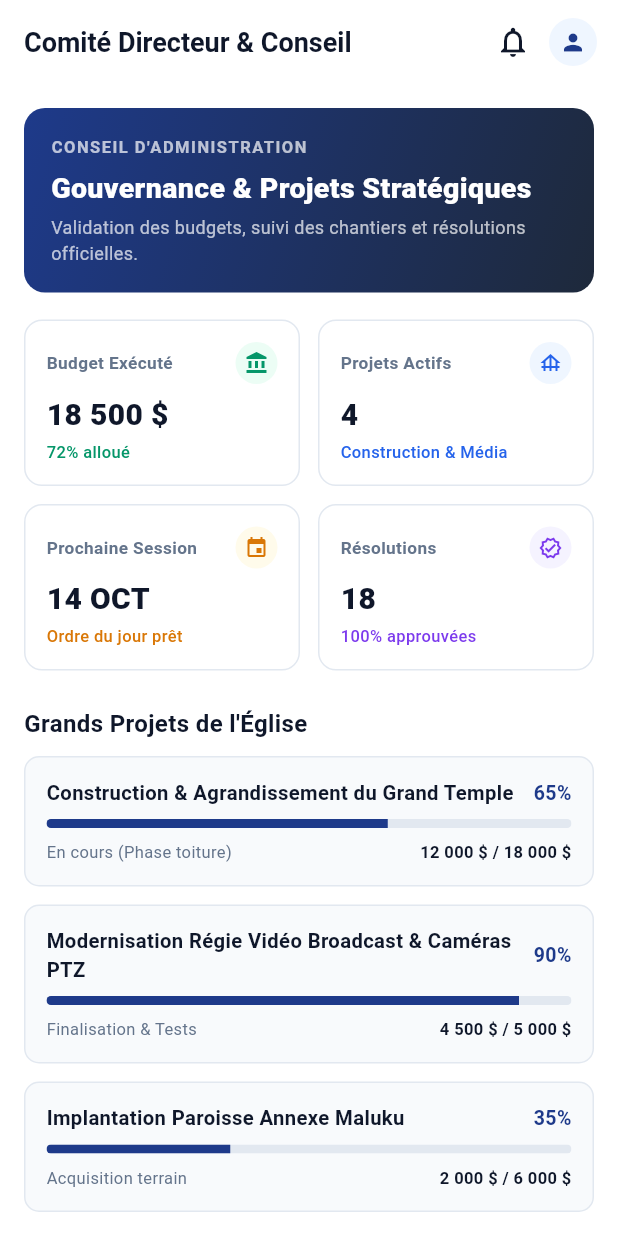
After one commit to adonaikande243/eecc_public, a Flutter app: the screen it shows after launch, on a phone screen of 412 x 824 dp. The commit adds this screen. Run offline on Flutter 3.47's test engine with Material 3 defaults, Android fonts, the phone set to English and light mode, and no system bars; our stand-ins replace file_picker, flutter_secure_storage, google_sign_in, googleapis_auth, qr_flutter, shared_preferences and 2 more; missing offline and left inert: dart_jsonwebtoken, ffmpeg_kit_flutter_full_gpl, flutter_webrtc, googleapis, media_kit, media_kit_video and 1 more.

Commit message:
Refonte complete visuelle conforme aux maquettes PNG

```diff
--- a/Eecc admin/lib/theme/eecc_theme.dart
+++ b/Eecc admin/lib/theme/eecc_theme.dart
@@ -1,20 +1,37 @@
 import 'package:flutter/material.dart';
 
 class EeccTheme {
-  static const Color violet = Color(0xFF4A148C);
-  static const Color dore = Color(0xFFF9A825);
+  static const Color navy = Color(0xFF1E3A8A);
+  static const Color navyDark = Color(0xFF0F172A);
+  static const Color bgWhite = Color(0xFFFFFFFF);
+  static const Color bgGrey = Color(0xFFF8FAFC);
+  static const Color borderGrey = Color(0xFFE2E8F0);
+  static const Color textMuted = Color(0xFF64748B);
+  static const Color textLight = Color(0xFF94A3B8);
+
+  // Rétrocompatibilité
+  static const Color violet = navy;
+  static const Color dore = Color(0xFFD97706);
 
   static ThemeData get themeData {
     return ThemeData(
-      primaryColor: violet,
-      scaffoldBackgroundColor: Colors.white,
+      useMaterial3: true,
+      primaryColor: navy,
+      scaffoldBackgroundColor: bgWhite,
+      colorScheme: ColorScheme.fromSeed(
+        seedColor: navy,
+        primary: navy,
+        surface: bgWhite,
+      ),
       appBarTheme: const AppBarTheme(
-        backgroundColor: violet,
-        foregroundColor: Colors.white,
-      ),
-      colorScheme: ColorScheme.fromSwatch().copyWith(
-        primary: violet,
-        secondary: dore,
+        backgroundColor: bgWhite,
+        foregroundColor: navyDark,
+        elevation: 0,
+        titleTextStyle: TextStyle(
+          color: navyDark,
+          fontSize: 18,
+          fontWeight: FontWeight.bold,
+        ),
       ),
     );
   }
--- a/Eecc comité/lib/main.dart
+++ b/Eecc comité/lib/main.dart
@@ -1,7 +1,9 @@
 import 'package:flutter/material.dart';
 import 'theme/eecc_theme.dart';
+import 'screens/comite_dashboard_screen.dart';
 
 void main() {
+  WidgetsFlutterBinding.ensureInitialized();
   runApp(const EeccComiteApp());
 }
 
@@ -13,9 +15,8 @@ class EeccComiteApp extends StatelessWidget {
     return MaterialApp(
       title: 'EECC Comité',
       theme: EeccTheme.themeData,
-      home: const Scaffold(
-        body: Center(child: Text('Comité Dashboard')),
-      ),
+      home: const ComiteDashboardScreen(),
+      debugShowCheckedModeBanner: false,
     );
   }
 }
--- /dev/null
+++ b/Eecc comité/lib/screens/comite_dashboard_screen.dart
@@ -0,0 +1,236 @@
+import 'package:flutter/material.dart';
+import '../theme/eecc_theme.dart';
+
+/// Tableau de bord du Comité Directeur & Conseil d'Administration EECC
+class ComiteDashboardScreen extends StatefulWidget {
+  const ComiteDashboardScreen({Key? key}) : super(key: key);
+
+  @override
+  State<ComiteDashboardScreen> createState() => _ComiteDashboardScreenState();
+}
+
+class _ComiteDashboardScreenState extends State<ComiteDashboardScreen> {
+  int _currentTabIndex = 0;
+
+  @override
+  Widget build(BuildContext context) {
+    return Scaffold(
+      backgroundColor: EeccTheme.bgWhite,
+      appBar: AppBar(
+        title: const Text('Comité Directeur & Conseil', style: TextStyle(fontWeight: FontWeight.bold)),
+        actions: [
+          IconButton(icon: const Icon(Icons.notifications_none), onPressed: () {}),
+          Padding(
+            padding: const EdgeInsets.only(right: 14.0),
+            child: CircleAvatar(
+              radius: 16,
+              backgroundColor: const Color(0xFFEFF6FF),
+              child: const Icon(Icons.person, color: EeccTheme.navy, size: 18),
+            ),
+          ),
+        ],
+      ),
+      body: SingleChildScrollView(
+        padding: const EdgeInsets.all(16),
+        child: Column(
+          crossAxisAlignment: CrossAxisAlignment.stretch,
+          children: [
+            // Bandeau Comité
+            Container(
+              padding: const EdgeInsets.all(18),
+              decoration: BoxDecoration(
+                gradient: const LinearGradient(
+                  colors: [Color(0xFF1E3A8A), Color(0xFF1E293B)],
+                  begin: Alignment.topLeft,
+                  end: Alignment.bottomRight,
+                ),
+                borderRadius: BorderRadius.circular(14),
+              ),
+              child: Column(
+                crossAxisAlignment: CrossAxisAlignment.start,
+                children: const [
+                  Text(
+                    'CONSEIL D\'ADMINISTRATION',
+                    style: TextStyle(color: Colors.white70, fontSize: 11, fontWeight: FontWeight.bold, letterSpacing: 1),
+                  ),
+                  SizedBox(height: 6),
+                  Text(
+                    'Gouvernance & Projets Stratégiques',
+                    style: TextStyle(color: Colors.white, fontSize: 19, fontWeight: FontWeight.w800),
+                  ),
+                  SizedBox(height: 4),
+                  Text(
+                    'Validation des budgets, suivi des chantiers et résolutions officielles.',
+                    style: TextStyle(color: Colors.white70, fontSize: 12),
+                  ),
+                ],
+              ),
+            ),
+            const SizedBox(height: 18),
+
+            // 4 Cartes Stratégiques
+            Row(
+              children: [
+                Expanded(
+                  child: _buildStatTile(
+                    'Budget Exécuté',
+                    '18 500 \$',
+                    '72% alloué',
+                    Icons.account_balance,
+                    const Color(0xFF059669),
+                    const Color(0xFFECFDF5),
+                  ),
+                ),
+                const SizedBox(width: 12),
+                Expanded(
+                  child: _buildStatTile(
+                    'Projets Actifs',
+                    '4',
+                    'Construction & Média',
+                    Icons.foundation,
+                    const Color(0xFF2563EB),
+                    const Color(0xFFEFF6FF),
+                  ),
+                ),
+              ],
+            ),
+            const SizedBox(height: 12),
+            Row(
+              children: [
+                Expanded(
+                  child: _buildStatTile(
+                    'Prochaine Session',
+                    '14 OCT',
+                    'Ordre du jour prêt',
+                    Icons.event,
+                    const Color(0xFFD97706),
+                    const Color(0xFFFFFBEB),
+                  ),
+                ),
+                const SizedBox(width: 12),
+                Expanded(
+                  child: _buildStatTile(
+                    'Résolutions',
+                    '18',
+                    '100% approuvées',
+                    Icons.verified_outlined,
+                    const Color(0xFF7C3AED),
+                    const Color(0xFFF5F3FF),
+                  ),
+                ),
+              ],
+            ),
+            const SizedBox(height: 24),
+
+            // Projets en cours
+            const Text(
+              'Grands Projets de l\'Église',
+              style: TextStyle(fontSize: 16, fontWeight: FontWeight.bold, color: EeccTheme.navyDark),
+            ),
+            const SizedBox(height: 10),
+
+            _buildProjectCard(
+              title: 'Construction & Agrandissement du Grand Temple',
+              progress: 0.65,
+              budget: '12 000 \$ / 18 000 \$',
+              statut: 'En cours (Phase toiture)',
+            ),
+            _buildProjectCard(
+              title: 'Modernisation Régie Vidéo Broadcast & Caméras PTZ',
+              progress: 0.90,
+              budget: '4 500 \$ / 5 000 \$',
+              statut: 'Finalisation & Tests',
+            ),
+            _buildProjectCard(
+              title: 'Implantation Paroisse Annexe Maluku',
+              progress: 0.35,
+              budget: '2 000 \$ / 6 000 \$',
+              statut: 'Acquisition terrain',
+            ),
+          ],
+        ),
+      ),
+    );
+  }
+
+  Widget _buildStatTile(String label, String value, String sub, IconData icon, Color color, Color bg) {
+    return Container(
+      padding: const EdgeInsets.all(14),
+      decoration: BoxDecoration(
+        color: EeccTheme.bgWhite,
+        borderRadius: BorderRadius.circular(12),
+        border: Border.all(color: EeccTheme.borderGrey),
+      ),
+      child: Column(
+        crossAxisAlignment: CrossAxisAlignment.start,
+        children: [
+          Row(
+            mainAxisAlignment: MainAxisAlignment.spaceBetween,
+            children: [
+              Text(label, style: const TextStyle(fontSize: 11.5, fontWeight: FontWeight.w600, color: EeccTheme.textMuted)),
+              Container(
+                padding: const EdgeInsets.all(6),
+                decoration: BoxDecoration(color: bg, shape: BoxShape.circle),
+                child: Icon(icon, color: color, size: 16),
+              ),
+            ],
+          ),
+          const SizedBox(height: 6),
+          Text(value, style: const TextStyle(fontSize: 20, fontWeight: FontWeight.w900, color: EeccTheme.navyDark)),
+          const SizedBox(height: 2),
+          Text(sub, style: TextStyle(fontSize: 11, color: color, fontWeight: FontWeight.w500)),
+        ],
+      ),
+    );
+  }
+
+  Widget _buildProjectCard({required String title, required double progress, required String budget, required String statut}) {
+    return Container(
+      margin: const EdgeInsets.only(bottom: 12),
+      padding: const EdgeInsets.all(14),
+      decoration: BoxDecoration(
+        color: EeccTheme.bgGrey,
+        borderRadius: BorderRadius.circular(10),
+        border: Border.all(color: EeccTheme.borderGrey),
+      ),
+      child: Column(
+        crossAxisAlignment: CrossAxisAlignment.start,
+        children: [
+          Row(
+            mainAxisAlignment: MainAxisAlignment.spaceBetween,
+            children: [
+              Expanded(
+                child: Text(
+                  title,
+                  style: const TextStyle(fontSize: 13.5, fontWeight: FontWeight.bold, color: EeccTheme.navyDark),
+                ),
+              ),
+              Text(
+                '${(progress * 100).toInt()}%',
+                style: const TextStyle(fontSize: 13, fontWeight: FontWeight.bold, color: EeccTheme.navy),
+              ),
+            ],
+          ),
+          const SizedBox(height: 8),
+          ClipRRect(
+            borderRadius: BorderRadius.circular(4),
+            child: LinearProgressIndicator(
+              value: progress,
+              backgroundColor: const Color(0xFFE2E8F0),
+              valueColor: const AlwaysStoppedAnimation(EeccTheme.navy),
+              minHeight: 6,
+            ),
+          ),
+          const SizedBox(height: 8),
+          Row(
+            mainAxisAlignment: MainAxisAlignment.spaceBetween,
+            children: [
+              Text(statut, style: const TextStyle(fontSize: 11, color: EeccTheme.textMuted)),
+              Text(budget, style: const TextStyle(fontSize: 11, fontWeight: FontWeight.w600, color: EeccTheme.navyDark)),
+            ],
+          ),
+        ],
+      ),
+    );
+  }
+}
--- a/Eecc comité/lib/theme/eecc_theme.dart
+++ b/Eecc comité/lib/theme/eecc_theme.dart
@@ -1,20 +1,37 @@
 import 'package:flutter/material.dart';
 
 class EeccTheme {
-  static const Color violet = Color(0xFF4A148C);
-  static const Color dore = Color(0xFFF9A825);
+  static const Color navy = Color(0xFF1E3A8A);
+  static const Color navyDark = Color(0xFF0F172A);
+  static const Color bgWhite = Color(0xFFFFFFFF);
+  static const Color bgGrey = Color(0xFFF8FAFC);
+  static const Color borderGrey = Color(0xFFE2E8F0);
+  static const Color textMuted = Color(0xFF64748B);
+  static const Color textLight = Color(0xFF94A3B8);
+
+  // Rétrocompatibilité
+  static const Color violet = navy;
+  static const Color dore = Color(0xFFD97706);
 
   static ThemeData get themeData {
     return ThemeData(
-      primaryColor: violet,
-      scaffoldBackgroundColor: Colors.white,
+      useMaterial3: true,
+      primaryColor: navy,
+      scaffoldBackgroundColor: bgWhite,
+      colorScheme: ColorScheme.fromSeed(
+        seedColor: navy,
+        primary: navy,
+        surface: bgWhite,
+      ),
       appBarTheme: const AppBarTheme(
-        backgroundColor: violet,
-        foregroundColor: Colors.white,
-      ),
-      colorScheme: ColorScheme.fromSwatch().copyWith(
-        primary: violet,
-        secondary: dore,
+        backgroundColor: bgWhite,
+        foregroundColor: navyDark,
+        elevation: 0,
+        titleTextStyle: TextStyle(
+          color: navyDark,
+          fontSize: 18,
+          fontWeight: FontWeight.bold,
+        ),
       ),
     );
   }
```
Also changed, not shown: Eecc admin/lib/main.dart (+4 -3 lines), Eecc admin/lib/screens/admin_dashboard_screen.dart (added, +413 -0 lines), 2 other files.
